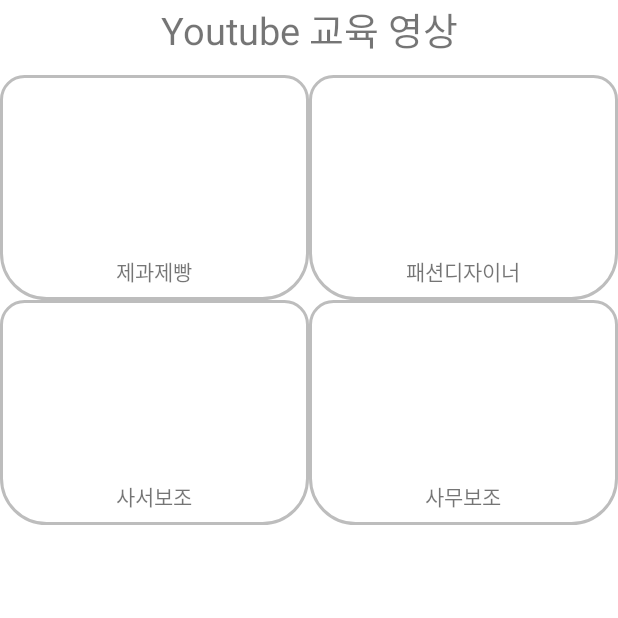
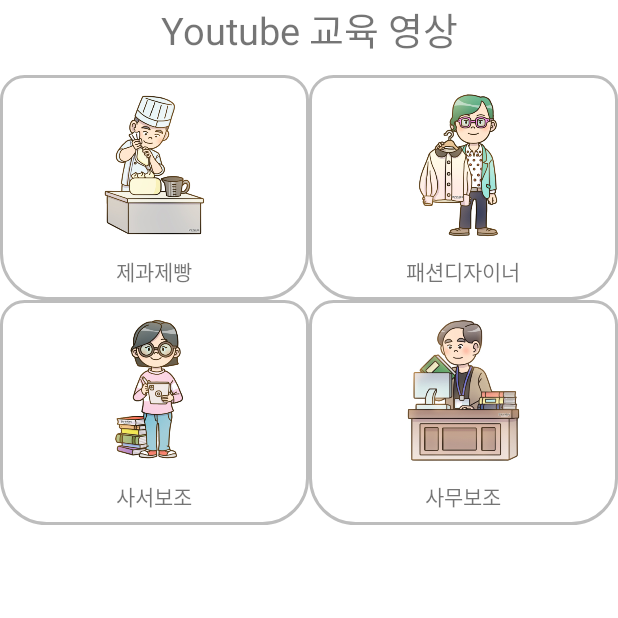
Before and after one commit to gawgjiug/Jobable2, an Android app: the JobeduActivity screen opened directly, with no data from a screen before it, on a phone screen of 412 x 824 dp, the top half of it. Run offline under Robolectric (Android 15) with nearby library versions, the phone set to English and light mode, and no system bars.

Commit message:
리사이클러뷰 이미지 추가

```diff
--- a/app/src/main/java/com/example/capstone/ContentsModel.kt
+++ b/app/src/main/java/com/example/capstone/ContentsModel.kt
@@ -3,5 +3,5 @@ package com.example.capstone
 data class ContentsModel (
 
     val titleText : String,
-//    var img : String
+    var img : Int
 )
--- a/app/src/main/java/com/example/capstone/JobeduActivity.kt
+++ b/app/src/main/java/com/example/capstone/JobeduActivity.kt
@@ -18,25 +18,31 @@ class JobeduActivity : AppCompatActivity() {
         items.add(
             ContentsModel(
                 "제과제빵",
-            )
-        )
-
-        items.add(
-            ContentsModel(
-                "패션디자이너"
+                R.drawable.job1
 
             )
         )
 
         items.add(
             ContentsModel(
-                "사서보조"
+                "패션디자이너",
+                R.drawable.job2
+
             )
         )
 
         items.add(
             ContentsModel(
-                "사무보조"
+                "사서보조",
+                R.drawable.job3
+
+                )
+        )
+
+        items.add(
+            ContentsModel(
+                "사무보조",
+                R.drawable.job4
             )
         )
 
--- a/app/src/main/java/com/example/capstone/RVAdapter.kt
+++ b/app/src/main/java/com/example/capstone/RVAdapter.kt
@@ -28,10 +28,9 @@ class RVAdapter(val List : MutableList<ContentsModel>) : RecyclerView.Adapter<RV
 
             val rv_text = itemView.findViewById<TextView>(R.id.text)
             val rv_image = itemView.findViewById<ImageView>(R.id.Img)
-//            val src = ContentsModel.img
 
             rv_text.text = item.titleText
-//            rv_image.setImageResource(R.drawable.src);
+            rv_image.setImageResource(item.img);
 
         }
     }
```
